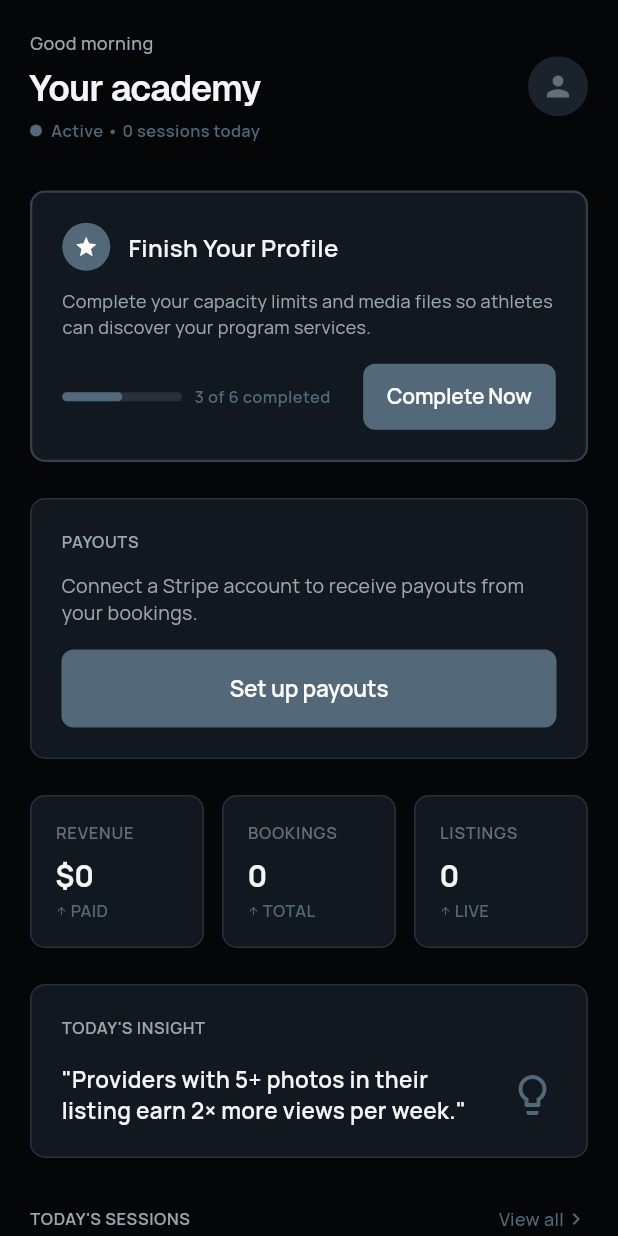
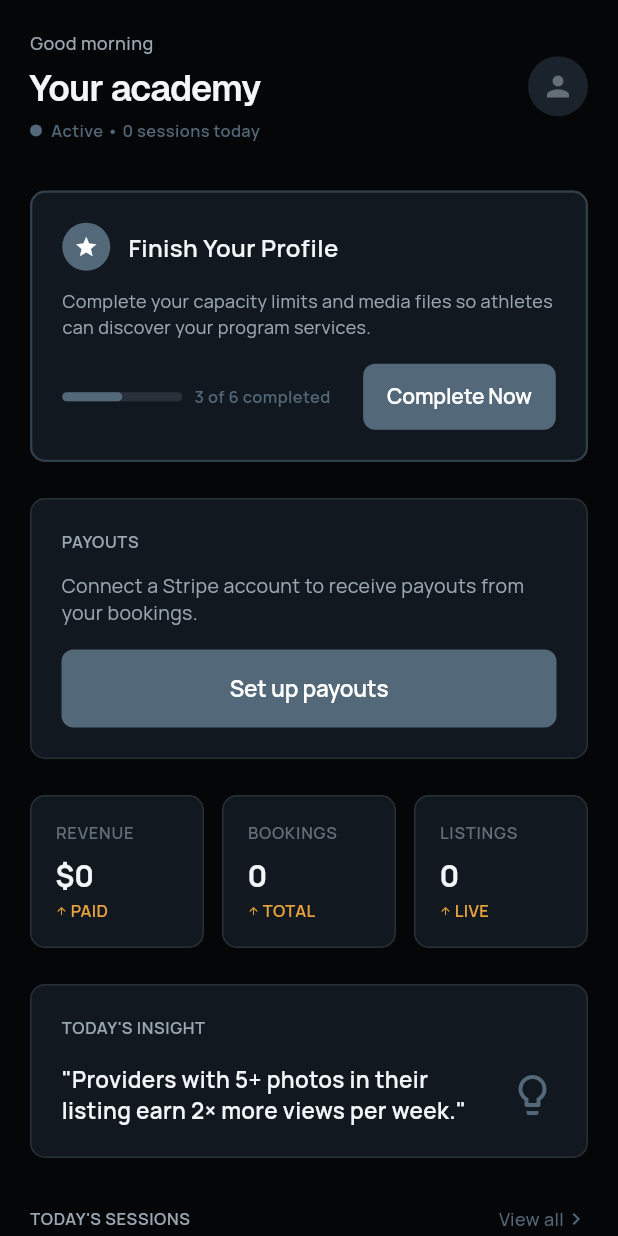
Before and after one commit to srikanthvishnu90-sketch/test1, a Flutter app: the ProviderDashboardScreen screen opened by its route, on a phone screen of 412 x 824 dp. Run offline on Flutter 3.47's test engine with Material 3 defaults, Android fonts, the phone set to English and light mode, and no system bars; our stand-ins replace animate_do, firebase_core, firebase_messaging, flutter_svg, geolocator, get and 3 more; accounts and stored records are empty; network calls fail.

Commit message:
feat(design): de-grey the provider side — sport tiles + semantic status/trend color
The provider dashboard/listings were grey-on-black with no color. Inject color so
every page breathes (per the reference screens' orange sport tiles + warm trends).

- new semantic tokens: successGreen (confirmed/available/paid/active) + warmAccent
  (pending + up-trends), each with a tint
- provider dashboard: session cards get a sport-color icon tile (was none);
  active-listing cards show a SportIconTile instead of a grey image placeholder;
  session status PENDING->amber / CONFIRMED->green; REVENUE/BOOKINGS/LISTINGS
  trend arrows -> warm accent; payouts check -> green
- provider listings: empty-photo tile is sport-tinted + sport glyph (was flat grey)

Sport color varies per sport (MMA purple, basketball orange, …) so pages are
colorful AND varied — not filled with one color. dart analyze clean; 39 tests green.

Co-Authored-By: Claude Opus 4.8 (1M context) <noreply@anthropic.com>

```diff
--- a/SportsMan-main/lib/core/theme/app_colors.dart
+++ b/SportsMan-main/lib/core/theme/app_colors.dart
@@ -58,6 +58,14 @@ class AppColors {
   // RED IS DESTRUCTIVE ONLY (Sign out, Delete).
   static const Color destructiveRed = Color(0xFFEF4444);
 
+  // ── Semantic accents (color richness) ───────────────────────────────────
+  // Deliberate warmth so no screen is grey-on-black. Used on STATUS + TREND
+  // metadata only (never chrome/CTAs — those are slate or sport-color).
+  static const Color successGreen = Color(0xFF34C759); // confirmed/available/paid/active
+  static const Color successTint = Color(0x2434C759);
+  static const Color warmAccent = Color(0xFFE8A23D); // pending + up-trends (reference warmth)
+  static const Color warmTint = Color(0x24E8A23D);
+
   /// Off-canvas letterbox behind the phone frame on desktop web.
   static const Color frame = Color(0xFF020304);
 
--- a/SportsMan-main/lib/presentation/provider/view/provider_dashboard_screen.dart
+++ b/SportsMan-main/lib/presentation/provider/view/provider_dashboard_screen.dart
@@ -179,7 +179,7 @@ class _ProviderDashboardScreenState extends State<ProviderDashboardScreen> {
               children: [
                 const Icon(
                   Icons.check_circle,
-                  color: AppColors.positive,
+                  color: AppColors.successGreen,
                   size: 20,
                 ),
                 const SizedBox(width: 8),
@@ -330,7 +330,7 @@ class _ProviderDashboardScreenState extends State<ProviderDashboardScreen> {
                         value:
                             '\$${providerController.revenue.toStringAsFixed(0)}',
                         trend: 'PAID',
-                        trendColor: AppColors.slateText,
+                        trendColor: AppColors.warmAccent,
                       ),
                     ),
                     const SizedBox(width: 12),
@@ -339,7 +339,7 @@ class _ProviderDashboardScreenState extends State<ProviderDashboardScreen> {
                         label: 'BOOKINGS',
                         value: '${providerController.bookingCount}',
                         trend: 'TOTAL',
-                        trendColor: AppColors.slateText,
+                        trendColor: AppColors.warmAccent,
                       ),
                     ),
                     const SizedBox(width: 12),
@@ -348,7 +348,7 @@ class _ProviderDashboardScreenState extends State<ProviderDashboardScreen> {
                         label: 'LISTINGS',
                         value: '${providerController.listingCount}',
                         trend: 'LIVE',
-                        trendColor: AppColors.slateText,
+                        trendColor: AppColors.warmAccent,
                       ),
                     ),
                   ],
@@ -457,8 +457,9 @@ class _ProviderDashboardScreenState extends State<ProviderDashboardScreen> {
                           subtitle: session.userName.toUpperCase(),
                           status: session.isConfirmed ? 'CONFIRMED' : 'PENDING',
                           statusColor: session.isConfirmed
-                              ? AppColors.slateText
-                              : AppColors.warning,
+                              ? AppColors.successGreen
+                              : AppColors.warmAccent,
+                          sport: session.serviceTitle,
                         );
                       },
                     ),
@@ -531,6 +532,7 @@ class _ProviderDashboardScreenState extends State<ProviderDashboardScreen> {
                       title: listings[i].title,
                       rating: listings[i].rating,
                       spots: listings[i].availability,
+                      sport: listings[i].sportType,
                       context: context,
                     ),
                     const SizedBox(height: 12),
@@ -615,6 +617,7 @@ class _ProviderDashboardScreenState extends State<ProviderDashboardScreen> {
     required String subtitle,
     required String status,
     required Color statusColor,
+    required String sport,
   }) {
     return Container(
       padding: const EdgeInsets.all(16),
@@ -625,6 +628,8 @@ class _ProviderDashboardScreenState extends State<ProviderDashboardScreen> {
       ),
       child: Row(
         children: [
+          SportIconTile(sport, size: 44), // sport color, not grey
+          const SizedBox(width: 14),
           Column(
             crossAxisAlignment: CrossAxisAlignment.start,
             children: [
@@ -708,6 +713,7 @@ class _ProviderDashboardScreenState extends State<ProviderDashboardScreen> {
     required String title,
     required String rating,
     required String spots,
+    required String sport,
     required BuildContext context,
   }) {
     return Container(
@@ -719,13 +725,17 @@ class _ProviderDashboardScreenState extends State<ProviderDashboardScreen> {
       ),
       child: Row(
         children: [
+          // Sport-color tile instead of a grey image placeholder.
+          if (image.isNotEmpty)
             SporveImage(
               image,
               width: 48,
               height: 48,
               fit: BoxFit.cover,
               radius: AppRadii.tile,
-          ),
+            )
+          else
+            SportIconTile(sport, size: 48),
           const SizedBox(width: 16),
           Expanded(
             child: Column(
```
Also changed, not shown: SportsMan-main/lib/presentation/provider/view/provider_listings_screen.dart (+8 -5 lines). Lines whose indentation alone changed are shown as unchanged.
